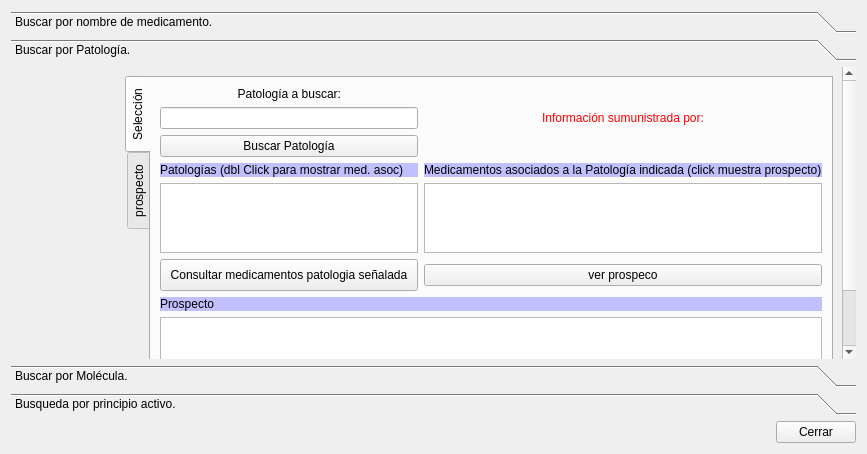
Above: frmanadirmedicamento.ui from arcnexus/RedFoX before the change. Below: the same form after it.
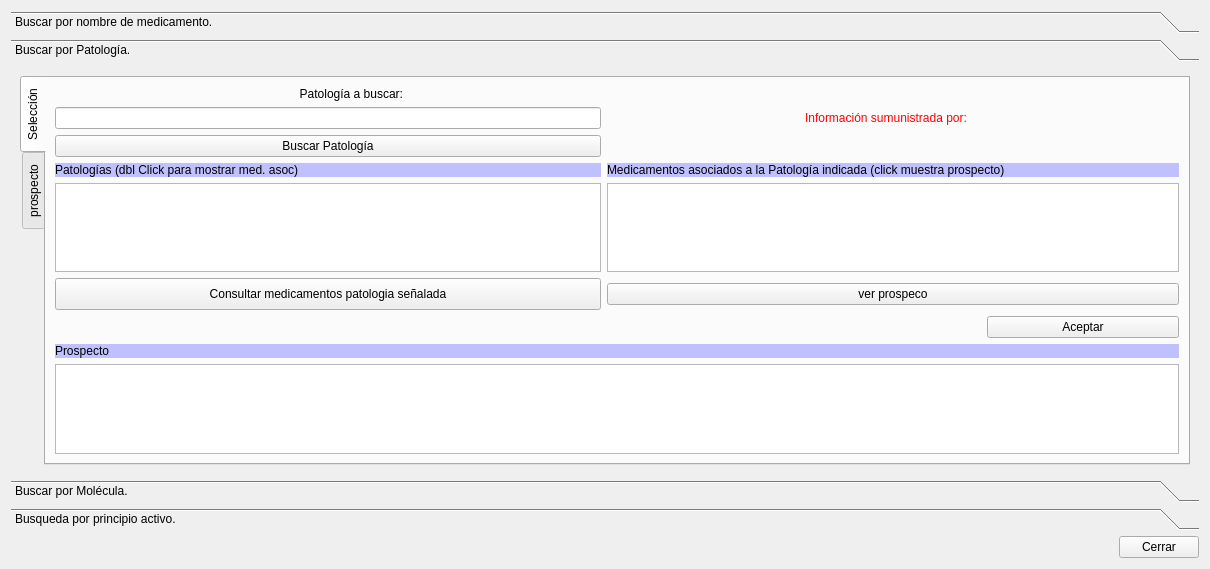
That is the form after the change. The open tabs and pages were chosen to show the change. Icons and pictures are not drawn.

```diff
--- a/frmanadirmedicamento.ui
+++ b/frmanadirmedicamento.ui
@@ -6,8 +6,8 @@
    <rect>
     <x>0</x>
     <y>0</y>
-    <width>867</width>
-    <height>454</height>
+    <width>1210</width>
+    <height>569</height>
    </rect>
   </property>
   <property name="windowTitle">
@@ -17,19 +17,39 @@
    <iconset resource="terra.qrc">
     <normaloff>:/Icons/PNG/terra.png</normaloff>:/Icons/PNG/terra.png</iconset>
   </property>
-  <layout class="QGridLayout" name="gridLayout_6">
-   <item row="0" column="0" colspan="3">
+  <layout class="QGridLayout" name="gridLayout_3">
+   <item row="1" column="0">
+    <spacer name="horizontalSpacer">
+     <property name="orientation">
+      <enum>Qt::Horizontal</enum>
+     </property>
+     <property name="sizeHint" stdset="0">
+      <size>
+       <width>40</width>
+       <height>20</height>
+      </size>
+     </property>
+    </spacer>
+   </item>
+   <item row="1" column="1">
+    <widget class="QPushButton" name="btnCerrar">
+     <property name="text">
+      <string>Cerrar</string>
+     </property>
+    </widget>
+   </item>
+   <item row="0" column="0" colspan="2">
     <widget class="QToolBox" name="toolBox">
      <property name="currentIndex">
-      <number>0</number>
+      <number>1</number>
      </property>
      <widget class="QWidget" name="page">
       <property name="geometry">
        <rect>
         <x>0</x>
         <y>0</y>
-        <width>832</width>
-        <height>302</height>
+        <width>1192</width>
+        <height>415</height>
        </rect>
       </property>
       <attribute name="label">
@@ -179,17 +199,17 @@
      <widget class="QWidget" name="patologia">
       <property name="geometry">
        <rect>
-        <x>-34</x>
-        <y>-93</y>
-        <width>866</width>
-        <height>376</height>
+        <x>0</x>
+        <y>0</y>
+        <width>1192</width>
+        <height>415</height>
        </rect>
       </property>
       <attribute name="label">
        <string>Buscar por Patología.</string>
       </attribute>
-      <layout class="QGridLayout" name="gridLayout_3">
-       <item row="0" column="1">
+      <layout class="QGridLayout" name="gridLayout_6">
+       <item row="2" column="0">
         <widget class="QTabWidget" name="tabBuscarporPatologia">
          <property name="tabPosition">
           <enum>QTabWidget::West</enum>
@@ -202,23 +222,6 @@
            <string>Selección</string>
           </attribute>
           <layout class="QGridLayout" name="gridLayout_4">
-           <item row="5" column="0" colspan="3">
-            <widget class="QPushButton" name="btnBuscarMedicamentoporPatologia">
-             <property name="minimumSize">
-              <size>
-               <width>0</width>
-               <height>32</height>
-              </size>
-             </property>
-             <property name="text">
-              <string>Consultar medicamentos patologia señalada</string>
-             </property>
-             <property name="icon">
-              <iconset resource="terra.qrc">
-               <normaloff>:/Icons/PNG/search.png</normaloff>:/Icons/PNG/search.png</iconset>
-             </property>
-            </widget>
-           </item>
            <item row="3" column="0" colspan="3">
             <widget class="QLabel" name="label_7">
              <property name="styleSheet">
@@ -277,7 +280,7 @@
              </property>
             </widget>
            </item>
-           <item row="6" column="0" colspan="6">
+           <item row="8" column="0" colspan="6">
             <widget class="QLabel" name="label_10">
              <property name="styleSheet">
               <string notr="true">background-color: rgb(192, 192, 255);</string>
@@ -320,7 +323,7 @@
            <item row="4" column="0" colspan="3">
             <widget class="QTableWidget" name="tablaPatologias"/>
            </item>
-           <item row="7" column="0" colspan="6">
+           <item row="9" column="0" colspan="6">
             <widget class="QTextEdit" name="textProspecto">
              <property name="maximumSize">
               <size>
@@ -347,6 +350,34 @@
              </property>
             </widget>
            </item>
+           <item row="7" column="5">
+            <widget class="QPushButton" name="pushButton_4">
+             <property name="text">
+              <string>Aceptar</string>
+             </property>
+             <property name="icon">
+              <iconset resource="terra.qrc">
+               <normaloff>:/Icons/PNG/add.png</normaloff>:/Icons/PNG/add.png</iconset>
+             </property>
+            </widget>
+           </item>
+           <item row="5" column="0" colspan="3">
+            <widget class="QPushButton" name="btnBuscarMedicamentoporPatologia">
+             <property name="minimumSize">
+              <size>
+               <width>0</width>
+               <height>32</height>
+              </size>
+             </property>
+             <property name="text">
+              <string>Consultar medicamentos patologia señalada</string>
+             </property>
+             <property name="icon">
+              <iconset resource="terra.qrc">
+               <normaloff>:/Icons/PNG/search.png</normaloff>:/Icons/PNG/search.png</iconset>
+             </property>
+            </widget>
+           </item>
           </layout>
          </widget>
          <widget class="QWidget" name="tab_2">
@@ -355,41 +386,29 @@
           </attribute>
           <layout class="QGridLayout" name="gridLayout_5">
            <item row="0" column="0">
-            <widget class="QTextEdit" name="textEdit_2"/>
+            <widget class="QTextEdit" name="textProspectoPato">
+             <property name="html">
+              <string>&lt;!DOCTYPE HTML PUBLIC &quot;-//W3C//DTD HTML 4.0//EN&quot; &quot;http://www.w3.org/TR/REC-html40/strict.dtd&quot;&gt;
+&lt;html&gt;&lt;head&gt;&lt;meta name=&quot;qrichtext&quot; content=&quot;1&quot; /&gt;&lt;style type=&quot;text/css&quot;&gt;
+p, li { white-space: pre-wrap; }
+&lt;/style&gt;&lt;/head&gt;&lt;body style=&quot; font-family:'Bitstream Vera Sans'; font-size:10pt; font-weight:400; font-style:normal;&quot;&gt;
+&lt;p style=&quot;-qt-paragraph-type:empty; margin-top:0px; margin-bottom:0px; margin-left:0px; margin-right:0px; -qt-block-indent:0; text-indent:0px;&quot;&gt;&lt;br /&gt;&lt;/p&gt;&lt;/body&gt;&lt;/html&gt;</string>
+             </property>
+            </widget>
            </item>
           </layout>
          </widget>
         </widget>
        </item>
-       <item row="1" column="1">
-        <widget class="QPushButton" name="pushButton_4">
-         <property name="text">
-          <string>Aceptar</string>
-         </property>
-        </widget>
-       </item>
-       <item row="1" column="0">
-        <spacer name="horizontalSpacer_3">
-         <property name="orientation">
-          <enum>Qt::Horizontal</enum>
-         </property>
-         <property name="sizeHint" stdset="0">
-          <size>
-           <width>40</width>
-           <height>20</height>
-          </size>
-         </property>
-        </spacer>
-       </item>
       </layout>
      </widget>
      <widget class="QWidget" name="page_3">
       <property name="geometry">
        <rect>
         <x>0</x>
-        <y>-35</y>
-        <width>832</width>
-        <height>335</height>
+        <y>0</y>
+        <width>1192</width>
+        <height>415</height>
        </rect>
       </property>
       <attribute name="label">
@@ -570,8 +589,8 @@
        <rect>
         <x>0</x>
         <y>0</y>
-        <width>832</width>
-        <height>335</height>
+        <width>1192</width>
+        <height>415</height>
        </rect>
       </property>
       <attribute name="label">
@@ -749,26 +768,6 @@
      </widget>
     </widget>
    </item>
-   <item row="1" column="0">
-    <spacer name="horizontalSpacer">
-     <property name="orientation">
-      <enum>Qt::Horizontal</enum>
-     </property>
-     <property name="sizeHint" stdset="0">
-      <size>
-       <width>40</width>
-       <height>20</height>
-      </size>
-     </property>
-    </spacer>
-   </item>
-   <item row="1" column="2">
-    <widget class="QPushButton" name="btnCerrar">
-     <property name="text">
-      <string>Cerrar</string>
-     </property>
-    </widget>
-   </item>
   </layout>
  </widget>
  <resources>
```
